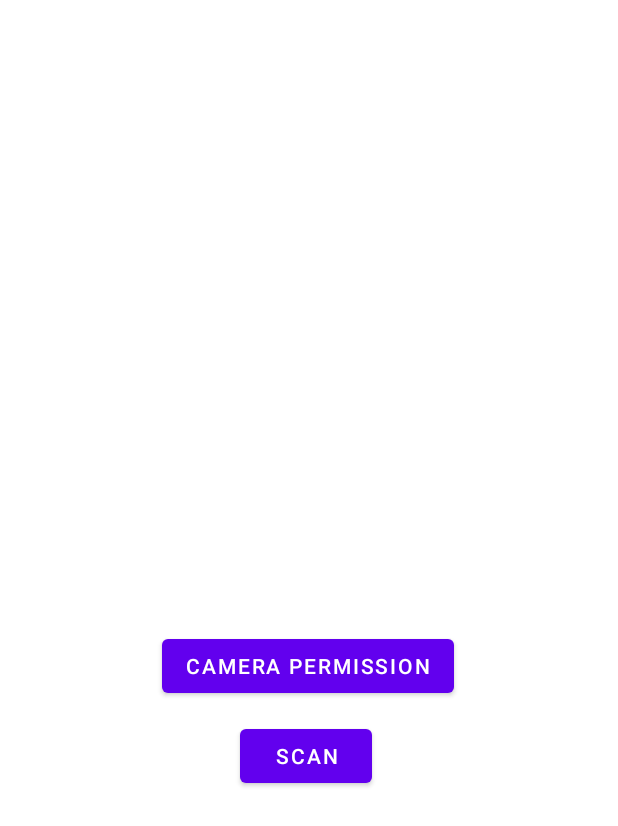
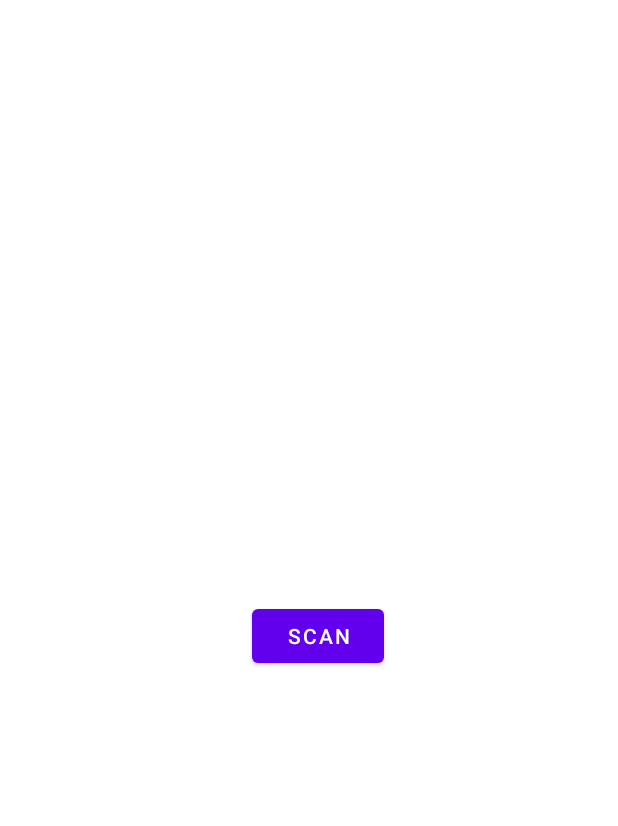
Before and after one commit to BeautifulStack/GreenCoinApp, an Android app: the layout activity_send.xml on its own in the app's theme, with its tools: preview values and no code run, on a phone screen of 412 x 824 dp. Shown: the top 826 px of the screen. Run offline under Robolectric (Android 15) with nearby library versions, the light colour scheme and no system bars.

Commit message:
functional qr code reader

```diff
--- a/app/build.gradle
+++ b/app/build.gradle
@@ -8,7 +8,7 @@ android {
 
     defaultConfig {
         applicationId "com.example.fairrepack"
-        minSdkVersion 16
+        minSdkVersion 24
         targetSdkVersion 30
         versionCode 1
         versionName "1.0"
@@ -37,5 +37,5 @@ dependencies {
     androidTestImplementation 'androidx.test.ext:junit:1.1.2'
     androidTestImplementation 'androidx.test.espresso:espresso-core:3.3.0'
     implementation 'com.github.denzcoskun:ImageSlideshow:0.0.6'
-    implementation 'com.google.android.gms:play-services-vision:20.1.3'
+    implementation 'com.journeyapps:zxing-android-embedded:4.2.0'
 }
--- /dev/null
+++ b/app/src/main/java/com/example/fairrepack/CaptureAct.java
@@ -0,0 +1,6 @@
+package com.example.fairrepack;
+
+import com.journeyapps.barcodescanner.CaptureActivity;
+
+public class CaptureAct extends CaptureActivity {
+}
--- a/app/src/main/res/layout/activity_send.xml
+++ b/app/src/main/res/layout/activity_send.xml
@@ -7,23 +7,12 @@
     tools:context=".Send">
 
     <Button
-        android:id="@+id/camera"
-        android:layout_width="wrap_content"
-        android:layout_height="wrap_content"
-        android:layout_marginStart="108dp"
-        android:layout_marginLeft="108dp"
-        android:layout_marginBottom="12dp"
-        android:text="CAMERA PERMISSION"
-        app:layout_constraintBottom_toTopOf="@+id/scan"
-        app:layout_constraintStart_toStartOf="parent" />
-
-    <Button
         android:id="@+id/scan"
         android:layout_width="wrap_content"
         android:layout_height="wrap_content"
-        android:layout_marginStart="160dp"
-        android:layout_marginLeft="160dp"
-        android:layout_marginBottom="296dp"
+        android:layout_marginStart="168dp"
+        android:layout_marginLeft="168dp"
+        android:layout_marginBottom="376dp"
         android:text="scan"
         app:layout_constraintBottom_toBottomOf="parent"
         app:layout_constraintStart_toStartOf="parent" />
--- a/build.gradle
+++ b/build.gradle
@@ -5,7 +5,7 @@ buildscript {
         jcenter()
     }
     dependencies {
-        classpath "com.android.tools.build:gradle:4.1.3"
+        classpath 'com.android.tools.build:gradle:4.2.0'
 
         // NOTE: Do not place your application dependencies here; they belong
         // in the individual module build.gradle files
```
Also changed, not shown: app/src/main/AndroidManifest.xml (+8 -1 lines), app/src/main/java/com/example/fairrepack/ScanActivity.java (deleted, +0 -86 lines), app/src/main/java/com/example/fairrepack/Send.java (+49 -55 lines), gradle/wrapper/gradle-wrapper.properties.
